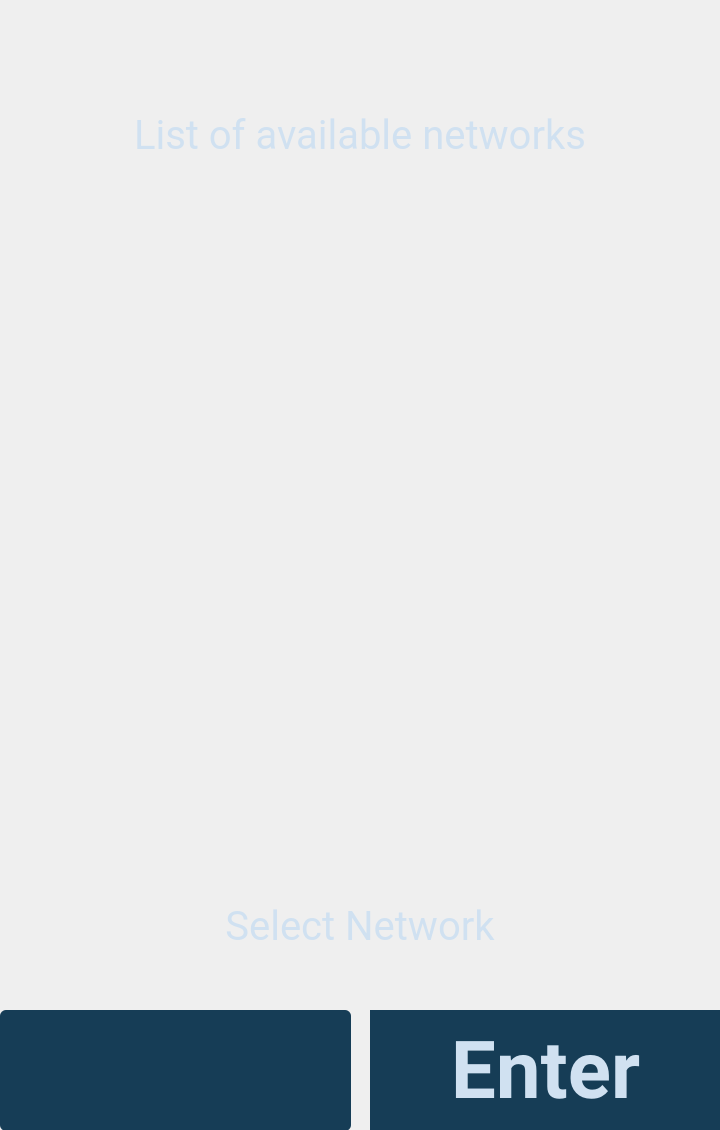
Old version of the form selectnetwork.ui in the repository davidrosso/XaTek.
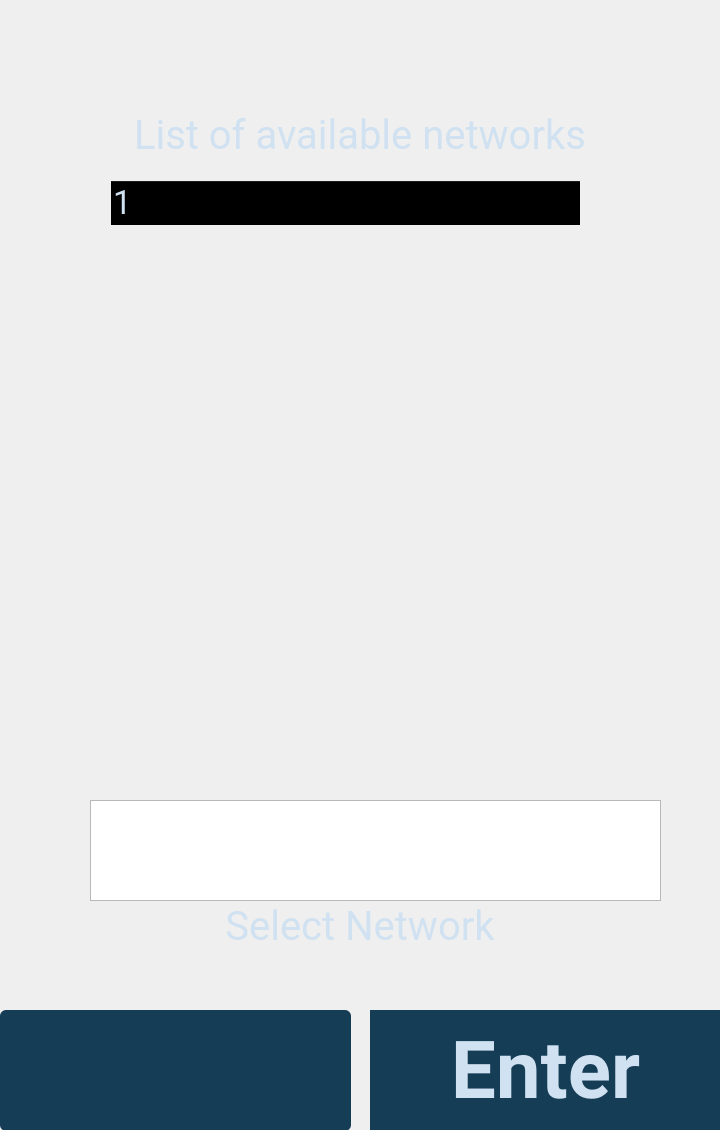
New version of the form. Icons and pictures are not drawn.

```diff
--- a/selectnetwork.ui
+++ b/selectnetwork.ui
@@ -117,9 +117,9 @@
      <property name="geometry">
       <rect>
        <x>0</x>
-       <y>250</y>
+       <y>330</y>
        <width>720</width>
-       <height>521</height>
+       <height>441</height>
       </rect>
      </property>
      <property name="font">
@@ -176,6 +176,36 @@
       <set>Qt::AlignCenter</set>
      </property>
     </widget>
+    <widget class="QTreeView" name="treeView">
+     <property name="geometry">
+      <rect>
+       <x>90</x>
+       <y>800</y>
+       <width>571</width>
+       <height>101</height>
+      </rect>
+     </property>
+    </widget>
+    <widget class="QTreeWidget" name="treeWidgetWiFis">
+     <property name="geometry">
+      <rect>
+       <x>110</x>
+       <y>180</y>
+       <width>471</width>
+       <height>131</height>
+      </rect>
+     </property>
+     <property name="font">
+      <font>
+       <family>Roboto</family>
+       <pointsize>25</pointsize>
+      </font>
+     </property>
+     <property name="styleSheet">
+      <string notr="true">color: rgb(208,225,241);
+background-color: rgb(255, 255, 255, 0);</string>
+     </property>
+    </widget>
    </widget>
    <widget class="QWidget" name="page_2"/>
   </widget>
```
Left out of the diff: 5 changed lines with no effect on the pictures.
